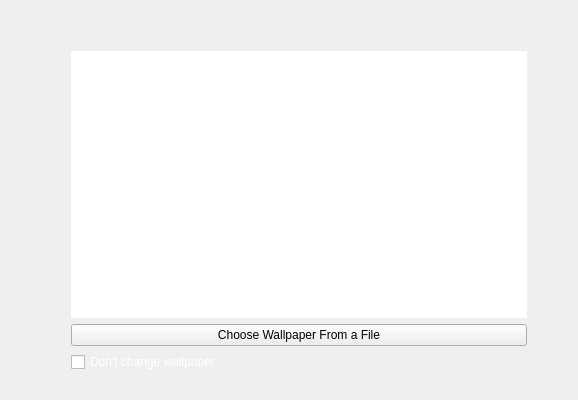
The window that kde4/kaptan4/src/gui/wallpaperWidget.ui (pars-linux/uludag) describes before a commit, drawn with Qt 5.
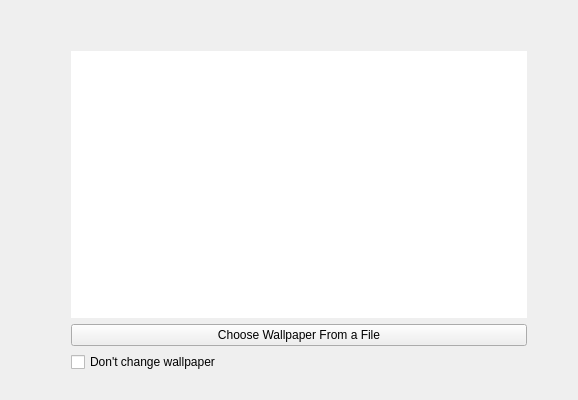
The same window after the commit.

Commit message: default color is not white anymore

```diff
--- a/kde4/kaptan4/src/gui/wallpaperWidget.ui
+++ b/kde4/kaptan4/src/gui/wallpaperWidget.ui
@@ -84,7 +84,7 @@
      <item>
       <widget class="QCheckBox" name="checkBox">
        <property name="styleSheet">
-        <string notr="true">color: white</string>
+        <string notr="true"/>
        </property>
        <property name="text">
         <string>Don't change wallpaper</string>
```
The commit also changes 10 other files.
